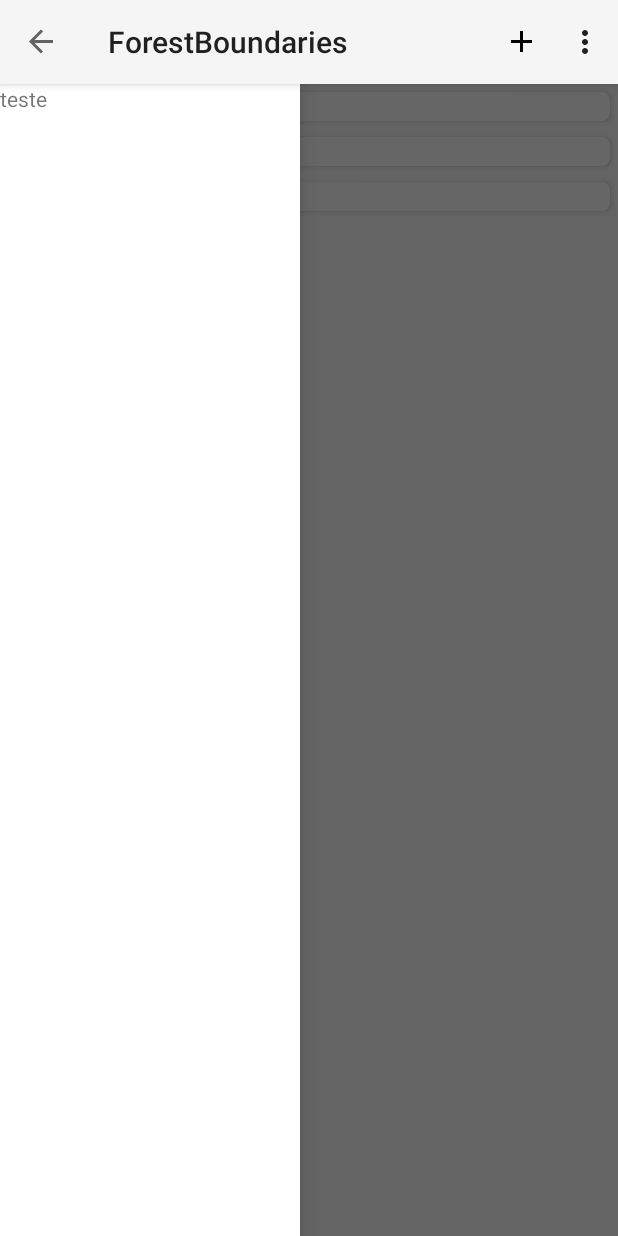
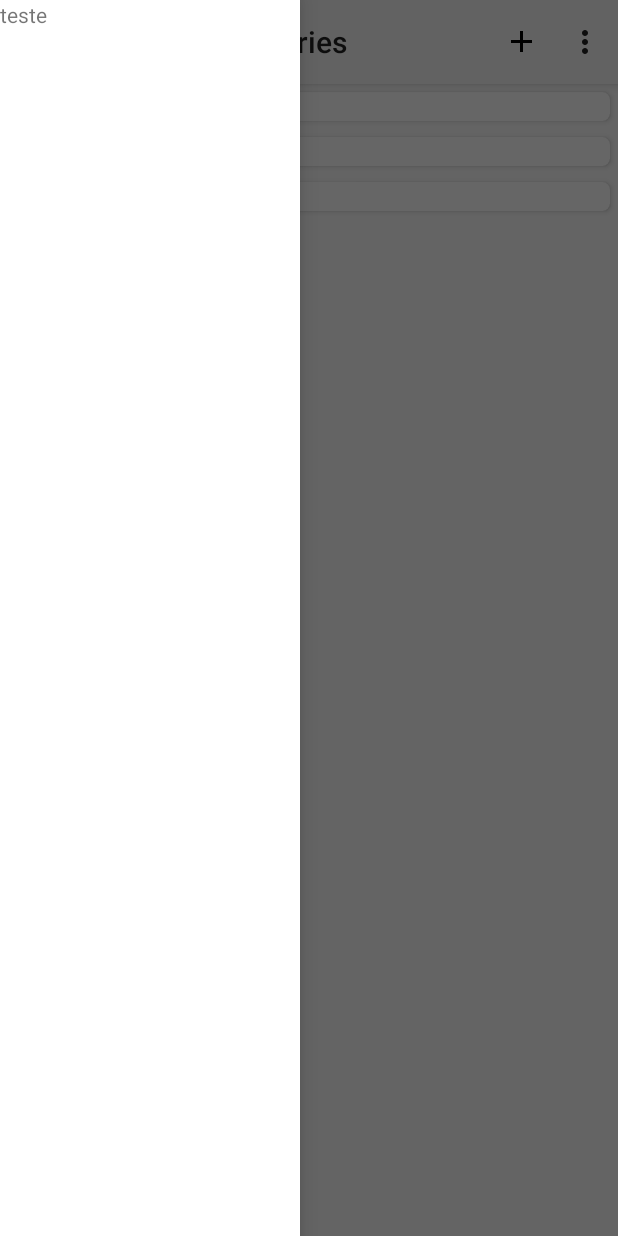
Before and after one commit to francpisco/Forest-Boundaries, an Android app: the screen it shows after launch (MainActivity), with the side drawer open, on a phone screen of 412 x 824 dp. Run offline under Robolectric (Android 15) with nearby library versions, the phone set to English and light mode, and no system bars; 1 statement that could not run was skipped.

Commit message:
Minor changes to drawer layout

```diff
--- a/app/src/main/res/layout/activity_main.xml
+++ b/app/src/main/res/layout/activity_main.xml
@@ -1,7 +1,12 @@
 <?xml version="1.0" encoding="utf-8"?>
-<LinearLayout
+<android.support.v4.widget.DrawerLayout
     xmlns:android="http://schemas.android.com/apk/res/android"
     xmlns:app="http://schemas.android.com/apk/res-auto"
+    android:id="@+id/drawer_layout"
+    android:layout_width="match_parent"
+    android:layout_height="match_parent">
+
+    <LinearLayout
         android:layout_width="match_parent"
         android:layout_height="match_parent"
         android:orientation="vertical">
@@ -14,16 +19,6 @@
             android:elevation="4dp"
             android:theme="@style/ThemeOverlay.AppCompat.ActionBar"
             app:popupTheme="@style/ThemeOverlay.AppCompat.Light"/>
-
-    <android.support.v4.widget.DrawerLayout
-        android:id="@+id/drawer_layout"
-        android:layout_width="match_parent"
-        android:layout_height="match_parent">
-
-        <LinearLayout
-            android:layout_width="match_parent"
-            android:layout_height="match_parent"
-            android:orientation="vertical">
 
         <fragment
             class="almeida.francisco.forestboundaries.MainRecyclerFragment"
@@ -38,6 +33,7 @@
         android:id="@+id/main_drawer"
         android:layout_width="200dp"
         android:layout_height="match_parent"
+        android:clickable="true"
         android:orientation="vertical"
         android:layout_gravity="start"
         android:background="#ffffff">
@@ -53,4 +49,3 @@
 
     </LinearLayout>
 </android.support.v4.widget.DrawerLayout>
-</LinearLayout>
```
Lines whose indentation alone changed are shown as unchanged.
